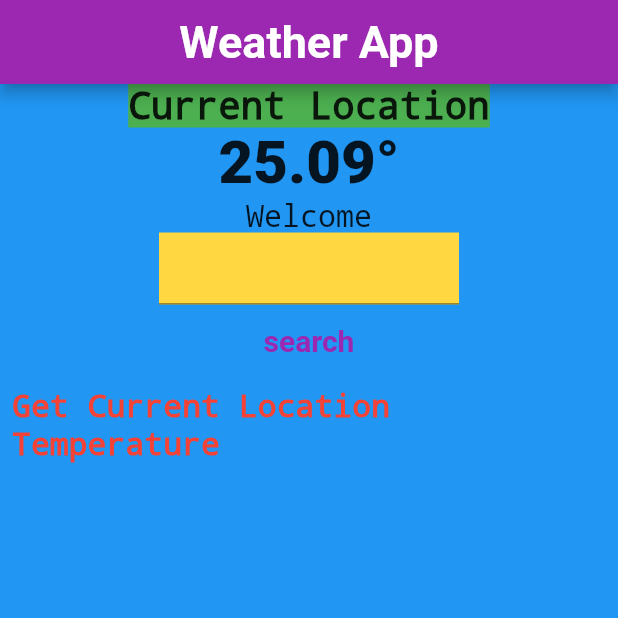
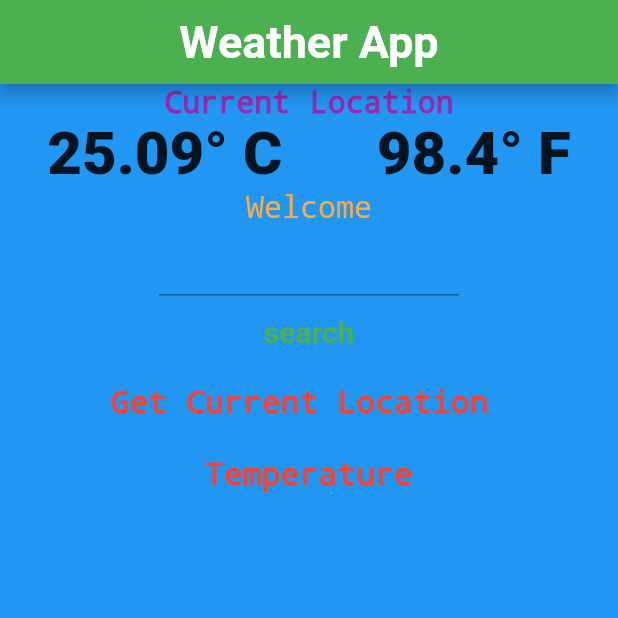
Before and after one commit to Kamol-Paul/my_weather_app, a Flutter app: the screen it shows after launch, on a phone screen of 412 x 824 dp, the top half of it. Run offline on Flutter 3.47's test engine with Material 2 defaults, Android fonts, the phone set to English and light mode, and no system bars; our stand-ins replace geolocator.

Commit message:
Add fharenhite feature

```diff
--- /dev/null
+++ b/lib/HomePage/GetData/CelToFar.dart
@@ -0,0 +1,5 @@
+class CelToFar{
+  double getFar(double cel){
+    return cel * 1.8 + 32;
+  }
+}
--- a/lib/HomePage/homeBody.dart
+++ b/lib/HomePage/homeBody.dart
@@ -2,6 +2,7 @@ import 'package:flutter/foundation.dart';
 import 'package:flutter/material.dart';
 import 'package:geolocator/geolocator.dart';
 import 'package:my_weather_app/HomePage/GetData/getData.dart';
+import 'package:my_weather_app/HomePage/GetData/CelToFar.dart';
 class HomeBody extends StatefulWidget {
   const HomeBody({Key? key}) : super(key: key);
 
@@ -10,12 +11,15 @@ class HomeBody extends StatefulWidget {
 }
 
 class _HomeBodyState extends State<HomeBody> {
-  var degree = "\u00B0";
+  var degree = "\u00B0" " C";
   var tempData = "25.09";
+  var far = "98.4";
+  var degreeF = "\u00B0" " F";
   var location = "Current Location";
   var search = "search";
   var description = "Welcome";
   var longi,lati;
+  var converter = CelToFar();
   TextEditingController textEditingController = TextEditingController();
   void getWeather() async {
     if (kDebugMode) {
@@ -29,8 +33,11 @@ class _HomeBodyState extends State<HomeBody> {
     Map<String,dynamic> response = await machine.getDataWithCity(textEditingController.text);
     if(response["cod"] == 200){
       double tempDegree = response['main']['temp'] - 273;
+      double farData = converter.getFar(tempDegree);
+
       setState(() {
         location = "In location " + response["name"];
+        far = farData.toStringAsPrecision(2);
         tempData = tempDegree.toStringAsPrecision(2);
         description = response['weather'][0]['description'];
 
@@ -81,9 +88,11 @@ class _HomeBodyState extends State<HomeBody> {
 
     if(response["cod"] == 200){
       double tempDegree  = response['main']['temp'] - 273;
+      double farData = converter.getFar(tempDegree);
 
       setState(() {
         tempData = tempDegree.toStringAsPrecision(2);
+        far = farData.toStringAsPrecision(2);
         location = "Current Location " + response["name"];
         description = response['weather'][0]['description'];
       });
@@ -102,29 +111,45 @@ class _HomeBodyState extends State<HomeBody> {
     return Container(
         alignment: Alignment.topCenter,
         color: Colors.blue.shade500,
+        child :Center(
         child: Column(
           mainAxisAlignment: MainAxisAlignment.start,
           children: <Widget>[
             Text(
               location,
               style: const TextStyle(
-                  fontSize: 25,
+                  fontSize: 20,
                   fontWeight: FontWeight.bold,
                   wordSpacing: 1,
-                  backgroundColor: Colors.green,
+                  overflow: TextOverflow.visible,
+                  color: Colors.purple,
                   fontFamily: "monospace"),
             ),
+            Row(
+              mainAxisAlignment: MainAxisAlignment.spaceAround,
+              children: <Widget>[
+
                 Text(tempData.toString() + degree,
                     style: const TextStyle(
                       fontWeight: FontWeight.w900,
                       fontStyle: FontStyle.normal,
                       fontSize: 40,
                     )),
+                Text(far.toString() + degreeF,
+                    style: const TextStyle(
+                      fontWeight: FontWeight.w900,
+                      fontStyle: FontStyle.normal,
+                      fontSize: 40,
+                    )),
+              ],
+            ),
+
             Text(
               description,
               style: const TextStyle(
                 fontFamily: 'monospace',
-                fontSize: 20
+                fontSize: 20,
+                color: Colors.orangeAccent
               ),
             ),
             Center(
@@ -132,7 +157,7 @@ class _HomeBodyState extends State<HomeBody> {
               //color: Colors.green,
               child:  Container(
                 alignment: Alignment.center,
-                color: Colors.amberAccent,
+                //color: Colors.amberAccent,
                 width: 200,
                 child:  TextField(
                   controller: textEditingController,
@@ -146,7 +171,17 @@ class _HomeBodyState extends State<HomeBody> {
               style: const TextStyle(fontSize: 20,fontWeight: FontWeight.bold),
             )),
             TextButton(onPressed: loadData, child: const Text(
-              "Get Current Location Temperature",
+              "Get Current Location ",
+              style: TextStyle(
+            color: Colors.red,
+            fontWeight: FontWeight.bold,
+            fontSize: 21,
+            fontFamily: 'monospace'
+              )
+            )
+            ),
+            TextButton(onPressed: loadData, child: const Text(
+                "Temperature",
                 style: TextStyle(
                     color: Colors.red,
                     fontWeight: FontWeight.bold,
@@ -157,7 +192,8 @@ class _HomeBodyState extends State<HomeBody> {
             )
 
 
+
           ],
-        ));
+        )));
   }
 }
--- a/lib/main.dart
+++ b/lib/main.dart
@@ -11,7 +11,7 @@ class MyApp extends StatelessWidget {
   @override
   Widget build(BuildContext context) {
     return MaterialApp(
-      title: 'Flutter Demo',
+      title: 'AboHawa App',
       theme: ThemeData(
         // This is the theme of your application.
         //
@@ -22,7 +22,7 @@ class MyApp extends StatelessWidget {
         // or simply save your changes to "hot reload" in a Flutter IDE).
         // Notice that the counter didn't reset back to zero; the application
         // is not restarted.
-        primarySwatch: Colors.purple,
+        primarySwatch: Colors.green,
       ),
       home: const Home(),
     );
```
Lines whose indentation alone changed are shown as unchanged.
